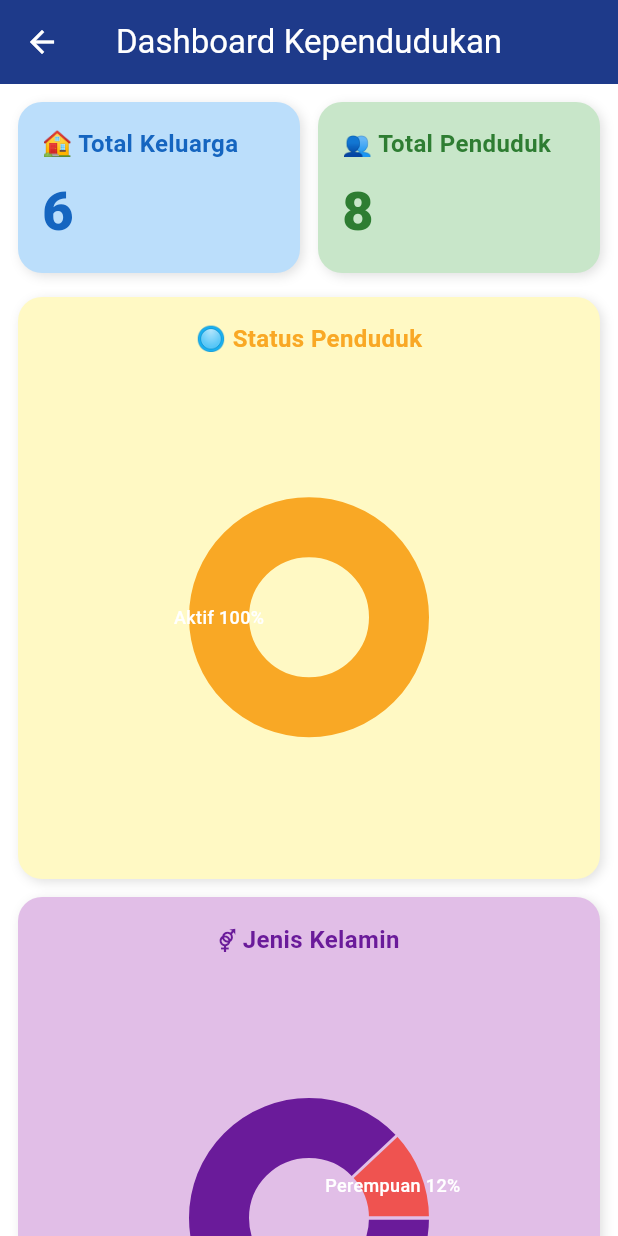
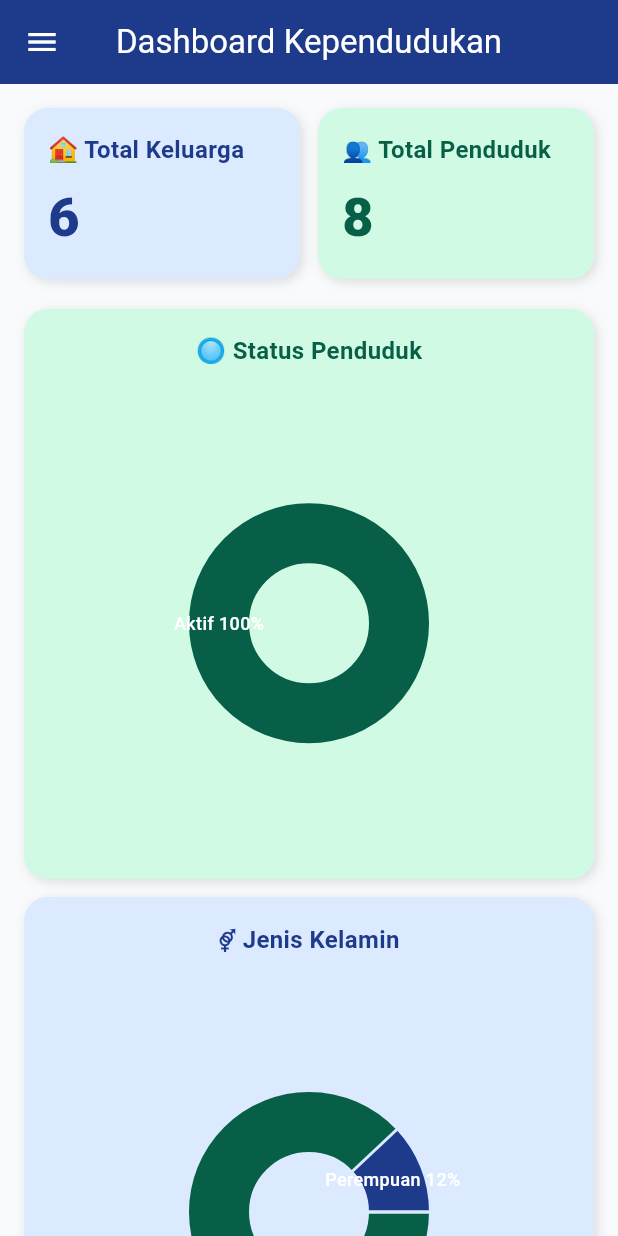
Before and after one commit to Ghetsa/UTS_Mobile_Kelompok3, a Flutter app: the DashboardKependudukanPage screen opened by its route, on a phone screen of 412 x 824 dp. Run offline on Flutter 3.47's test engine with Material 3 defaults, Android fonts, the phone set to English and light mode, and no system bars; drawn by our look-alikes of fl_chart.

Commit message:
fix: sidebar dashboard

```diff
--- a/jawara_kelompok3/lib/Dashboard/kependudukan.dart
+++ b/jawara_kelompok3/lib/Dashboard/kependudukan.dart
@@ -1,24 +1,23 @@
 import 'package:flutter/material.dart';
 import 'package:fl_chart/fl_chart.dart';
-import '../../theme/app_theme.dart'; // pastikan path ini sesuai dengan struktur project-mu
+import '../Theme/app_theme.dart';
+import '../layout/sidebar.dart';
 
 class DashboardKependudukanPage extends StatelessWidget {
   const DashboardKependudukanPage({super.key});
 
   @override
   Widget build(BuildContext context) {
-    final theme = Theme.of(context);
-    final isDark = theme.brightness == Brightness.dark;
-
     return Scaffold(
-      backgroundColor: theme.colorScheme.surface,
+      drawer: const AppSidebar(), // ✅ Tambahkan sidebar agar konsisten
+      backgroundColor: AppTheme.backgroundBlueWhite,
       appBar: AppBar(
         title: const Text('Dashboard Kependudukan'),
         centerTitle: true,
         elevation: 0,
       ),
       body: SingleChildScrollView(
-        padding: const EdgeInsets.all(12),
+        padding: const EdgeInsets.all(16),
         child: Column(
           children: [
             // ======= STAT KOTAK ATAS =======
@@ -28,8 +27,8 @@ class DashboardKependudukanPage extends StatelessWidget {
                   child: _StatCard(
                     title: "🏠 Total Keluarga",
                     value: "6",
-                    background: Colors.blue.shade100,
-                    textColor: Colors.blue.shade800,
+                    background: AppTheme.lightBlue,
+                    textColor: AppTheme.primaryBlue,
                   ),
                 ),
                 const SizedBox(width: 12),
@@ -37,13 +36,13 @@ class DashboardKependudukanPage extends StatelessWidget {
                   child: _StatCard(
                     title: "👥 Total Penduduk",
                     value: "8",
-                    background: Colors.green.shade100,
-                    textColor: Colors.green.shade800,
+                    background: AppTheme.lightGreen,
+                    textColor: AppTheme.primaryGreen,
                   ),
                 ),
               ],
             ),
-            const SizedBox(height: 16),
+            const SizedBox(height: 20),
 
             // ======= GRID CHARTS =======
             GridView.count(
@@ -56,32 +55,38 @@ class DashboardKependudukanPage extends StatelessWidget {
               children: const [
                 _PieCard(
                   title: '🔘 Status Penduduk',
-                  color: Colors.yellow,
+                  color: AppTheme.lightGreen,
+                  textColor: AppTheme.primaryGreen,
                   data: {'Aktif': 100},
                 ),
                 _PieCard(
                   title: '⚤ Jenis Kelamin',
-                  color: Colors.purple,
+                  color: AppTheme.lightBlue,
+                  textColor: AppTheme.primaryBlue,
                   data: {'Laki-laki': 88, 'Perempuan': 12},
                 ),
                 _PieCard(
                   title: '💼 Pekerjaan Penduduk',
-                  color: Colors.pink,
+                  color: AppTheme.lightGreen,
+                  textColor: AppTheme.primaryGreen,
                   data: {'Lainnya': 100},
                 ),
                 _PieCard(
                   title: '👪 Peran dalam Keluarga',
-                  color: Colors.indigo,
+                  color: AppTheme.lightBlue,
+                  textColor: AppTheme.primaryBlue,
                   data: {'Kepala Keluarga': 75, 'Anak': 13, 'Anggota Lain': 12},
                 ),
                 _PieCard(
                   title: '🙏 Agama',
-                  color: Colors.red,
+                  color: AppTheme.lightGreen,
+                  textColor: AppTheme.primaryGreen,
                   data: {'Islam': 50, 'Katolik': 50},
                 ),
                 _PieCard(
                   title: '👨🏻‍🎓 Pendidikan',
-                  color: Colors.teal,
+                  color: AppTheme.lightBlue,
+                  textColor: AppTheme.primaryBlue,
                   data: {'Sarjana/Diploma': 100},
                 ),
               ],
@@ -142,20 +147,21 @@ class _StatCard extends StatelessWidget {
 class _PieCard extends StatelessWidget {
   final String title;
   final Map<String, double> data;
-  final MaterialColor color;
+  final Color color;
+  final Color textColor;
 
   const _PieCard({
     required this.title,
     required this.data,
     required this.color,
+    required this.textColor,
   });
 
   @override
   Widget build(BuildContext context) {
-    final theme = Theme.of(context);
     return Container(
       decoration: BoxDecoration(
-        color: color.shade100,
+        color: color,
         borderRadius: BorderRadius.circular(16),
         boxShadow: [
           BoxShadow(
@@ -171,9 +177,7 @@ class _PieCard extends StatelessWidget {
           Text(
             title,
             style: TextStyle(
-                fontWeight: FontWeight.bold,
-                fontSize: 16,
-                color: color.shade800),
+                fontWeight: FontWeight.bold, fontSize: 16, color: textColor),
           ),
           const SizedBox(height: 16),
           Expanded(
@@ -184,18 +188,18 @@ class _PieCard extends StatelessWidget {
                 sections: data.entries.map((e) {
                   final index = data.keys.toList().indexOf(e.key);
                   final colorList = [
-                    color.shade800,
-                    Colors.red.shade400,
-                    Colors.green.shade600,
-                    Colors.blue.shade600,
-                    Colors.orange.shade600,
+                    AppTheme.primaryGreen,
+                    AppTheme.primaryBlue,
+                    Colors.orange,
+                    Colors.pink,
+                    Colors.indigo,
                   ];
                   return PieChartSectionData(
                     value: e.value,
                     title: "${e.key} ${e.value.toStringAsFixed(0)}%",
                     color: colorList[index % colorList.length],
-                    titleStyle: TextStyle(
-                      color: theme.colorScheme.onPrimary,
+                    titleStyle: const TextStyle(
+                      color: Colors.white,
                       fontSize: 12,
                       fontWeight: FontWeight.w500,
                     ),
--- a/jawara_kelompok3/lib/Layout/sidebar.dart
+++ b/jawara_kelompok3/lib/Layout/sidebar.dart
@@ -67,19 +67,19 @@ class AppSidebar extends StatelessWidget {
                 ),
                 children: [
                   _buildSubMenuItem(
-                    "Kategori Iuran",
+                    "Kegiatan",
                     "/dashboard/kegiatan",
                     context,
                     currentRoute,
                   ),
                   _buildSubMenuItem(
-                    "Tagih Iuran",
+                    "Kependudukan",
                     "/dashboard/kependudukan",
                     context,
                     currentRoute,
                   ),
                   _buildSubMenuItem(
-                    "Tagihan",
+                    "Keuangan",
                     "/dashboard/keuangan",
                     context,
                     currentRoute,
--- a/jawara_kelompok3/lib/Theme/app_theme.dart
+++ b/jawara_kelompok3/lib/Theme/app_theme.dart
@@ -1,25 +1,38 @@
 import 'package:flutter/material.dart';
 
 class AppTheme {
+  // === Warna utama (biru) ===
   static const Color primaryBlue = Color(0xFF1E3A8A); // Biru navy
   static const Color lightBlue = Color(0xFFDBEAFE); // Biru muda lembut
   static const Color backgroundBlueWhite = Color(0xFFF8FAFC); // Putih kebiruan
 
+  // === Warna tambahan (hijau) ===
+  static const Color primaryGreen = Color(0xFF065F46); // Hijau tua (text)
+  static const Color lightGreen = Color(0xFFD1FAE5); // Hijau muda (background)
+
   static ThemeData get lightTheme {
     return ThemeData(
       scaffoldBackgroundColor: backgroundBlueWhite,
+
       appBarTheme: const AppBarTheme(
         backgroundColor: primaryBlue,
         foregroundColor: Colors.white,
         elevation: 0,
       ),
+
       drawerTheme: const DrawerThemeData(
         backgroundColor: lightBlue,
       ),
+
       iconTheme: const IconThemeData(color: primaryBlue),
+
       colorScheme: const ColorScheme.light(
         primary: primaryBlue,
         secondary: lightBlue,
+        surface: backgroundBlueWhite,
+        // Tambahan hijau agar bisa dipakai global
+        tertiary: lightGreen,
+        onTertiary: primaryGreen,
       ),
     );
   }
```
Also changed, not shown: jawara_kelompok3/lib/Dashboard/keuangan.dart (+136 -238 lines).
